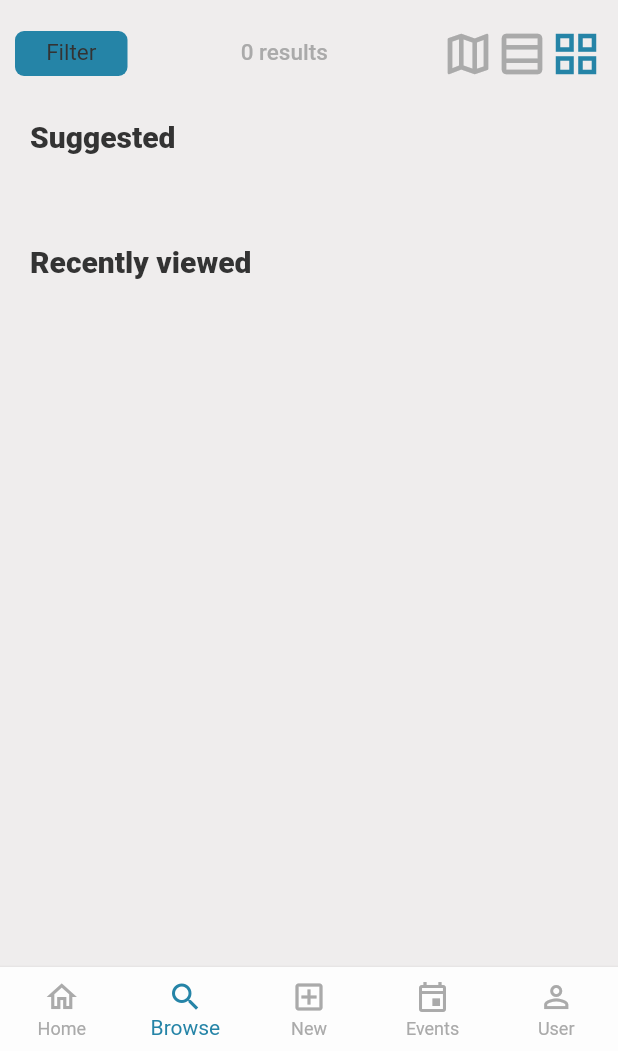
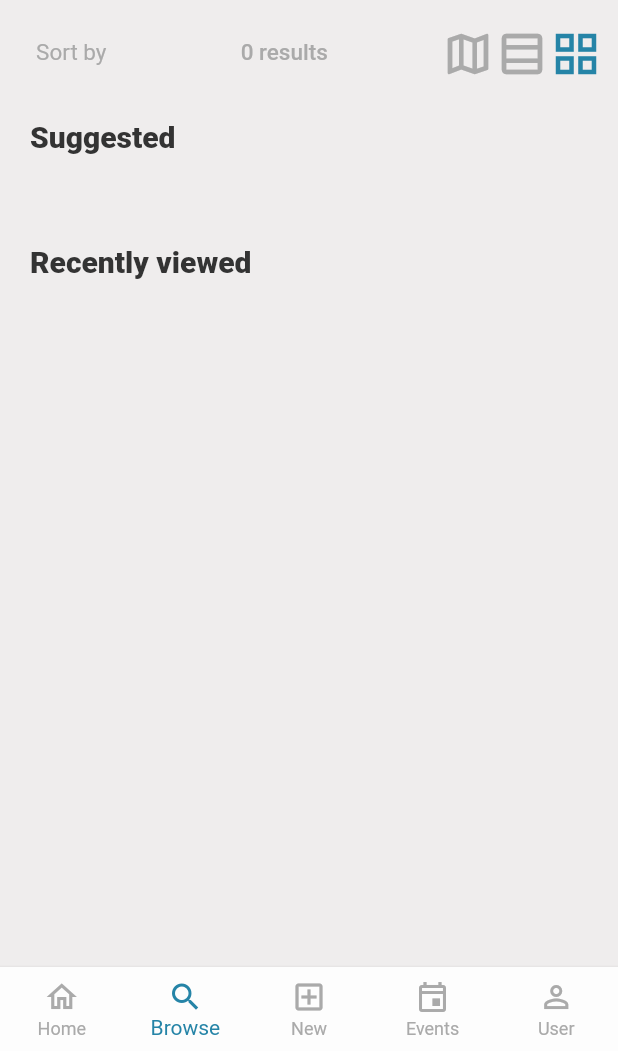
Before and after one commit to FedericoGianni/run-with-me-fe, a Flutter app: the screen it shows after launch, item 2 of the bottom bar chosen, on a phone screen of 412 x 824 dp, the part 185-1236 px from its top. Run offline on Flutter 3.47's test engine with Material 2 defaults, Android fonts, the phone set to English and light mode, and no system bars; our stand-ins replace flutter_secure_storage, geolocator, google_fonts, google_maps_flutter; missing offline and left inert: flutter_google_places, google_api_headers, google_maps_webservice; accounts and stored records are empty; network calls fail.

Commit message:
Implemented sort by UI in search screen

```diff
--- a/lib/screens/search_screen.dart
+++ b/lib/screens/search_screen.dart
@@ -12,9 +12,12 @@ import '../widgets/search_event_bottomsheet.dart';
 import '../widgets/search_button.dart';
 import '../providers/color_scheme.dart';
 import 'package:provider/provider.dart';
+import '../widgets/custom_sort_by_button.dart';
 
 class SearchScreen extends StatefulWidget {
   static const routeName = '/search';
+  bool _sortMenu = false;
+  int _currentSortButton = 0;
   Map<String, dynamic> formValues = {
     'show_full': false,
     'slider_value': 0.0,
@@ -240,37 +243,6 @@ class _SearchScreenState extends State<SearchScreen> {
               },
             ),
           )
-
-          // Container(
-          //   margin: EdgeInsets.only(
-          //     left: MediaQuery.of(context).size.width / 10,
-          //     right: MediaQuery.of(context).size.width / 10,
-          //     top: 45,
-          //   ),
-          //   height: 45,
-          //   padding: const EdgeInsets.only(left: 5),
-          //   decoration: const BoxDecoration(
-          //     color: onPrimary,
-          //     // set border width
-          //     borderRadius: BorderRadius.all(
-          //       Radius.circular(10.0),
-          //     ), // set rounded corner radius
-          //   ),
-          //   child: TextField(
-          //     onTap: () {
-          //       _openSearchMenu(context);
-          //     },
-          //     decoration: InputDecoration(
-          //       hintText: 'Search',
-          //       hintStyle: TextStyle(color: colors.secondaryTextColor),
-          //       border: InputBorder.none,
-          //       prefixIcon: Icon(
-          //         Icons.search,
-          //         color: colors.secondaryTextColor,
-          //       ),
-          //     ),
-          //   ),
-          // ),
         ],
       ),
 
@@ -293,14 +265,20 @@ class _SearchScreenState extends State<SearchScreen> {
               width: 50,
               child: TextButton(
                 style: TextButton.styleFrom(
-                    backgroundColor: colors.primaryColor,
+                    backgroundColor: colors.background,
                     primary: colors.onPrimary,
                     textStyle: const TextStyle(fontSize: 10),
                     padding: const EdgeInsets.all(0)),
-                onPressed: () => {},
+                onPressed: () {
+                  setState(() {
+                    widget._sortMenu = !widget._sortMenu;
+                  });
+                },
                 child: Text(
-                  'Filter',
-                  style: TextStyle(color: colors.primaryTextColor),
+                  'Sort by',
+                  style: widget._sortMenu
+                      ? TextStyle(color: colors.secondaryColor)
+                      : TextStyle(color: colors.secondaryTextColor),
                 ),
               ),
             ),
@@ -354,6 +332,7 @@ class _SearchScreenState extends State<SearchScreen> {
   @override
   Widget build(BuildContext context) {
     final events = Provider.of<Events>(context);
+    final colors = Provider.of<CustomColorScheme>(context);
 
     if (_view == 3) {
       return Column(
@@ -383,6 +362,64 @@ class _SearchScreenState extends State<SearchScreen> {
         child: CustomScrollView(
           slivers: [
             _buildAppbar(context, events.suggestedEvents.length),
+            widget._sortMenu
+                ? SliverToBoxAdapter(
+                    child: Container(
+                      padding: EdgeInsets.only(top: 10, bottom: 20),
+                      child: Row(
+                        mainAxisAlignment: MainAxisAlignment.spaceAround,
+                        children: [
+                          SortByButton(
+                            title: 'Distance',
+                            color: colors.secondaryColor,
+                            id: 0,
+                            activeId: widget._currentSortButton,
+                            onPressed: () {
+                              setState(() {
+                                widget._currentSortButton = 0;
+                              });
+                            },
+                          ),
+                          SortByButton(
+                            title: 'Difficulty',
+                            color: Color.fromARGB(255, 94, 168, 105),
+                            id: 1,
+                            activeId: widget._currentSortButton,
+                            onPressed: () {
+                              setState(() {
+                                widget._currentSortButton = 1;
+                              });
+                            },
+                          ),
+                          SortByButton(
+                            title: 'Lenght',
+                            color: Color.fromARGB(255, 66, 150, 136),
+                            id: 2,
+                            activeId: widget._currentSortButton,
+                            onPressed: () {
+                              setState(() {
+                                widget._currentSortButton = 2;
+                              });
+                            },
+                          ),
+                          SortByButton(
+                            title: 'Lenght',
+                            color: colors.primaryColor,
+                            id: 3,
+                            activeId: widget._currentSortButton,
+                            onPressed: () {
+                              setState(() {
+                                widget._currentSortButton = 3;
+                              });
+                            },
+                          ),
+                        ],
+                      ),
+                    ),
+                  )
+                : SliverToBoxAdapter(
+                    child: SizedBox(),
+                  ),
             ..._buildContent(context, events.suggestedEvents)
           ],
         ),
--- a/lib/widgets/search_event_bottomsheet.dart
+++ b/lib/widgets/search_event_bottomsheet.dart
@@ -30,7 +30,7 @@ class _SearchEventBottomSheetState extends State<SearchEventBottomSheet> {
       // _currentSliderValue = 0;
       widget.formValues = {
         'show_full': false,
-        'slider_value': 5.0,
+        'slider_value': 0.0,
         'city_name': '',
         'city_lat': '',
         'city_long': ''
```
Also changed, not shown: lib/widgets/custom_sort_by_button.dart (added, +56 -0 lines).
